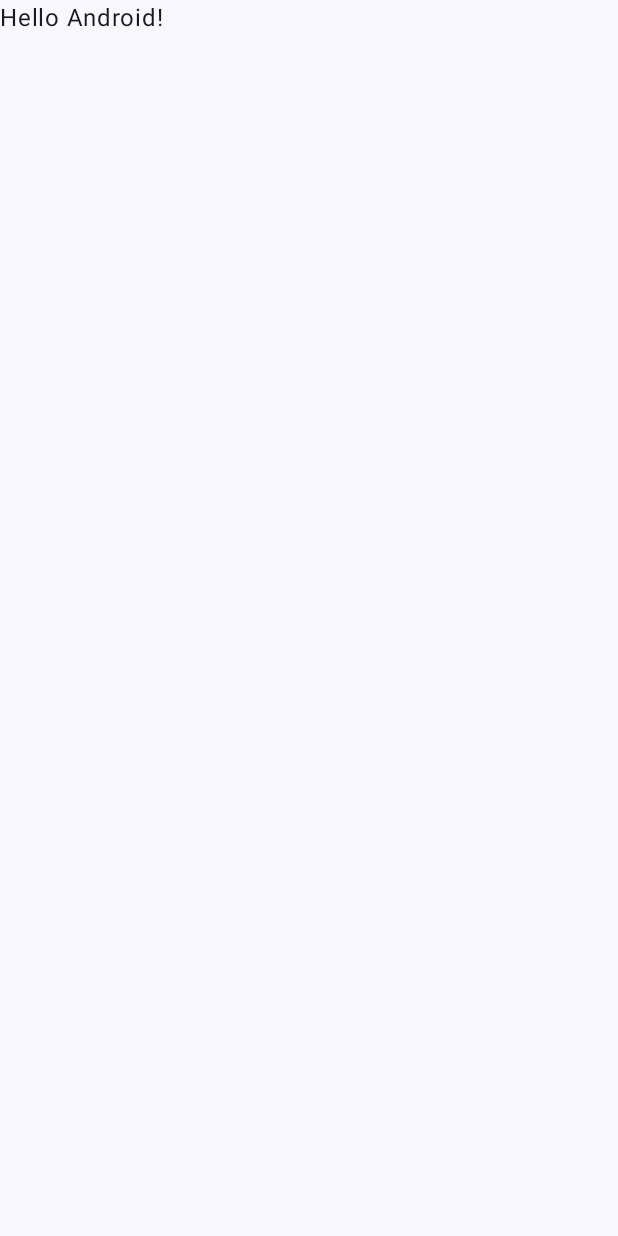
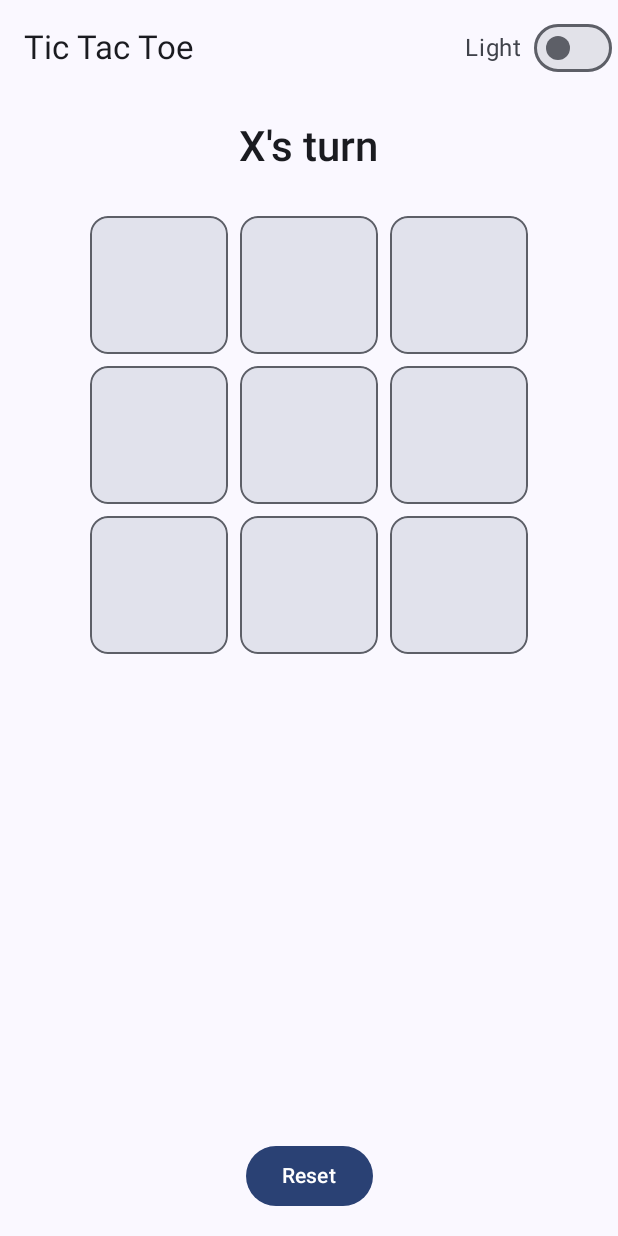
Before and after one commit to Akbarshoh404/Angry-Kitten-TicTacToe, an Android app built with Jetpack Compose: the screen it shows after launch (MainActivity), on a phone screen of 412 x 824 dp. Before the commit the screen is almost empty. Run offline under Robolectric (Android 15) with nearby library versions, the phone set to English and light mode, and no system bars.

Commit message:
feat: Implement Tic Tac Toe game with theme switching (#1)
Co-authored-by: Cursor Agent <cursoragent@cursor.com>

```diff
--- a/app/src/main/java/com/example/angrykittentictactoe/MainActivity.kt
+++ b/app/src/main/java/com/example/angrykittentictactoe/MainActivity.kt
@@ -4,13 +4,39 @@ import android.os.Bundle
 import androidx.activity.ComponentActivity
 import androidx.activity.compose.setContent
 import androidx.activity.enableEdgeToEdge
+import androidx.compose.foundation.background
+import androidx.compose.foundation.border
+import androidx.compose.foundation.clickable
+import androidx.compose.foundation.layout.Arrangement
+import androidx.compose.foundation.layout.Box
+import androidx.compose.foundation.layout.Column
+import androidx.compose.foundation.layout.Row
+import androidx.compose.foundation.layout.Spacer
 import androidx.compose.foundation.layout.fillMaxSize
+import androidx.compose.foundation.layout.fillMaxWidth
+import androidx.compose.foundation.layout.height
 import androidx.compose.foundation.layout.padding
+import androidx.compose.foundation.layout.size
+import androidx.compose.foundation.shape.RoundedCornerShape
+import androidx.compose.material3.Button
+import androidx.compose.material3.ExperimentalMaterial3Api
+import androidx.compose.material3.MaterialTheme
 import androidx.compose.material3.Scaffold
+import androidx.compose.material3.Switch
 import androidx.compose.material3.Text
+import androidx.compose.material3.TopAppBar
 import androidx.compose.runtime.Composable
+import androidx.compose.runtime.getValue
+import androidx.compose.runtime.mutableStateOf
+import androidx.compose.runtime.saveable.rememberSaveable
+import androidx.compose.runtime.setValue
+import androidx.compose.ui.Alignment
 import androidx.compose.ui.Modifier
+import androidx.compose.ui.draw.clip
+import androidx.compose.ui.text.font.FontWeight
 import androidx.compose.ui.tooling.preview.Preview
+import androidx.compose.ui.unit.dp
+import androidx.compose.ui.unit.sp
 import com.example.angrykittentictactoe.ui.theme.AngryKittenTicTacToeTheme
 
 class MainActivity : ComponentActivity() {
@@ -18,11 +44,117 @@ class MainActivity : ComponentActivity() {
         super.onCreate(savedInstanceState)
         enableEdgeToEdge()
         setContent {
-            AngryKittenTicTacToeTheme {
-                Scaffold(modifier = Modifier.fillMaxSize()) { innerPadding ->
-                    Greeting(
-                        name = "Android",
-                        modifier = Modifier.padding(innerPadding)
+            TicTacToeApp()
+        }
+    }
+}
+
+@OptIn(ExperimentalMaterial3Api::class)
+@Composable
+fun TicTacToeApp() {
+    var isDarkTheme by rememberSaveable { mutableStateOf(false) }
+
+    AngryKittenTicTacToeTheme(darkTheme = isDarkTheme) {
+        Scaffold(
+            modifier = Modifier.fillMaxSize(),
+            topBar = {
+                TopAppBar(
+                    title = { Text(text = "Tic Tac Toe") },
+                    actions = {
+                        Row(verticalAlignment = Alignment.CenterVertically) {
+                            Text(
+                                text = if (isDarkTheme) "Dark" else "Light",
+                                style = MaterialTheme.typography.bodyLarge,
+                                modifier = Modifier.padding(end = 8.dp)
+                            )
+                            Switch(
+                                checked = isDarkTheme,
+                                onCheckedChange = { isDarkTheme = it }
+                            )
+                        }
+                    }
+                )
+            }
+        ) { innerPadding ->
+            TicTacToeScreen(modifier = Modifier.padding(innerPadding))
+        }
+    }
+}
+
+@Composable
+fun TicTacToeScreen(modifier: Modifier = Modifier) {
+    var board by rememberSaveable { mutableStateOf(List(9) { "" }) }
+    var currentPlayer by rememberSaveable { mutableStateOf("X") }
+    val winner = rememberWinner(board)
+
+    Column(
+        modifier = modifier
+            .fillMaxSize()
+            .padding(16.dp),
+        horizontalAlignment = Alignment.CenterHorizontally,
+        verticalArrangement = Arrangement.SpaceBetween
+    ) {
+        Column(
+            modifier = Modifier.fillMaxWidth(),
+            horizontalAlignment = Alignment.CenterHorizontally
+        ) {
+            Text(
+                text = when {
+                    winner == "Draw" -> "It's a draw!"
+                    winner != null -> "$winner wins!"
+                    else -> "$currentPlayer's turn"
+                },
+                style = MaterialTheme.typography.headlineMedium,
+                fontWeight = FontWeight.SemiBold
+            )
+
+            Spacer(modifier = Modifier.height(24.dp))
+
+            Board(
+                board = board,
+                enabled = winner == null,
+                onCellClick = { index ->
+                    if (board[index].isEmpty() && winner == null) {
+                        val next = board.toMutableList()
+                        next[index] = currentPlayer
+                        board = next
+                        currentPlayer = if (currentPlayer == "X") "O" else "X"
+                    }
+                }
+            )
+        }
+
+        Button(onClick = {
+            board = List(9) { "" }
+            currentPlayer = "X"
+        }) {
+            Text("Reset")
+        }
+    }
+}
+
+@Composable
+private fun Board(
+    board: List<String>,
+    enabled: Boolean,
+    onCellClick: (Int) -> Unit
+) {
+    val borderColor = MaterialTheme.colorScheme.outline
+    Column(horizontalAlignment = Alignment.CenterHorizontally) {
+        for (row in 0 until 3) {
+            Row {
+                for (col in 0 until 3) {
+                    val index = row * 3 + col
+                    BoardCell(
+                        value = board[index],
+                        enabled = enabled,
+                        onClick = { onCellClick(index) },
+                        modifier = Modifier
+                            .size(100.dp)
+                            .padding(4.dp)
+                            .clip(RoundedCornerShape(12.dp))
+                            .background(MaterialTheme.colorScheme.surfaceVariant)
+                            .border(1.dp, borderColor, RoundedCornerShape(12.dp))
                     )
                 }
             }
@@ -31,17 +163,61 @@ class MainActivity : ComponentActivity() {
 }
 
 @Composable
-fun Greeting(name: String, modifier: Modifier = Modifier) {
-    Text(
-        text = "Hello $name!",
+private fun BoardCell(
+    value: String,
+    enabled: Boolean,
+    onClick: () -> Unit,
+    modifier: Modifier = Modifier
+) {
+    val textColor = MaterialTheme.colorScheme.onSurface
+    Box(
+        contentAlignment = Alignment.Center,
         modifier = modifier
+            .clickable(enabled = enabled && value.isEmpty()) { onClick() }
+    ) {
+        Text(
+            text = value,
+            fontSize = 44.sp,
+            fontWeight = FontWeight.Bold,
+            color = textColor
+        )
+    }
+}
+
+@Composable
+private fun rememberWinner(board: List<String>): String? {
+    // Returns "X" or "O" when someone wins, "Draw" when board is full, or null to continue.
+    val winningLines = listOf(
+        listOf(0, 1, 2),
+        listOf(3, 4, 5),
+        listOf(6, 7, 8),
+        listOf(0, 3, 6),
+        listOf(1, 4, 7),
+        listOf(2, 5, 8),
+        listOf(0, 4, 8),
+        listOf(2, 4, 6)
     )
+    for (line in winningLines) {
+        val (a, b, c) = line
+        if (board[a].isNotEmpty() && board[a] == board[b] && board[b] == board[c]) {
+            return board[a]
+        }
+    }
+    return if (board.all { it.isNotEmpty() }) "Draw" else null
 }
 
 @Preview(showBackground = true)
 @Composable
-fun GreetingPreview() {
-    AngryKittenTicTacToeTheme {
-        Greeting("Android")
+fun TicTacToePreviewLight() {
+    AngryKittenTicTacToeTheme(darkTheme = false) {
+        TicTacToeScreen()
     }
 }
+
+@Preview(showBackground = true)
+@Composable
+fun TicTacToePreviewDark() {
+    AngryKittenTicTacToeTheme(darkTheme = true) {
+        TicTacToeScreen()
+    }
+}
```
